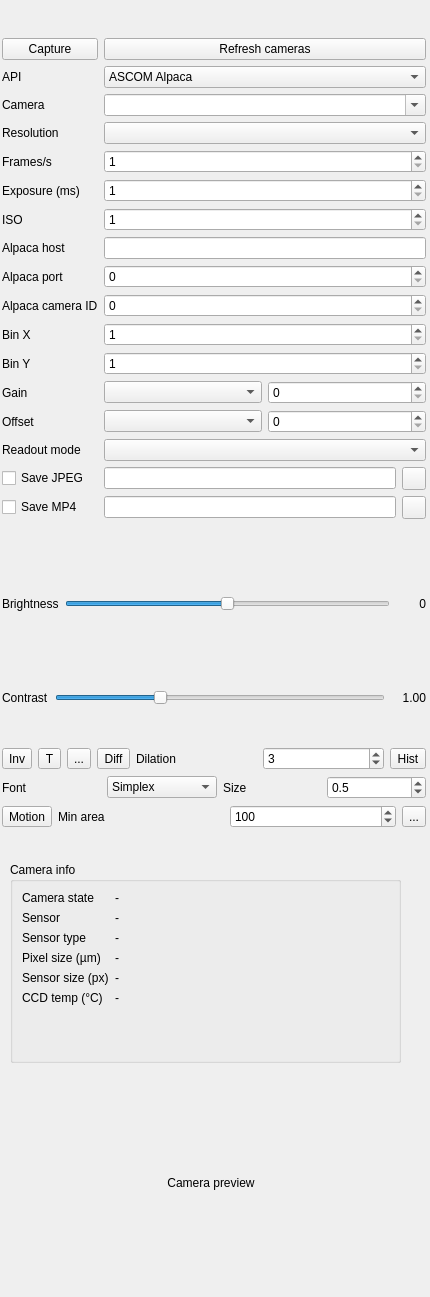
Before: the Qt Designer form plugins/feature/camera/cameragui.ui in srcejon/sdrangel, drawn with Qt 5.
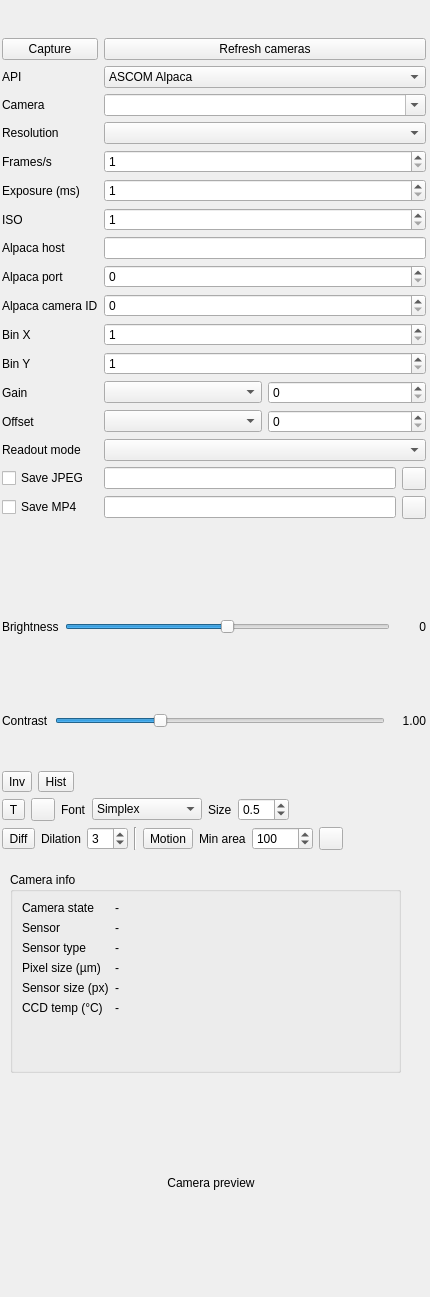
After: the same form once the commit is applied. Icons and pictures are not drawn. Custom widgets are drawn as their Qt base class.

```diff
--- a/plugins/feature/camera/cameragui.ui
+++ b/plugins/feature/camera/cameragui.ui
@@ -347,7 +347,7 @@
    <property name="geometry">
     <rect>
      <x>0</x>
-     <y>558</y>
+     <y>580</y>
      <width>428</width>
      <height>272</height>
     </rect>
@@ -405,7 +405,7 @@
          <string>0</string>
         </property>
         <property name="alignment">
-         <set>Qt::AlignRight|Qt::AlignVCenter</set>
+         <set>Qt::AlignmentFlag::AlignRight|Qt::AlignmentFlag::AlignTrailing|Qt::AlignmentFlag::AlignVCenter</set>
         </property>
        </widget>
       </item>
@@ -448,7 +448,7 @@
          <string>1.00</string>
         </property>
         <property name="alignment">
-         <set>Qt::AlignRight|Qt::AlignVCenter</set>
+         <set>Qt::AlignmentFlag::AlignRight|Qt::AlignmentFlag::AlignTrailing|Qt::AlignmentFlag::AlignVCenter</set>
         </property>
        </widget>
       </item>
@@ -467,6 +467,33 @@
        </widget>
       </item>
       <item>
+       <widget class="QToolButton" name="histogramButton">
+        <property name="toolTip">
+         <string>Show histogram</string>
+        </property>
+        <property name="text">
+         <string>Hist</string>
+        </property>
+       </widget>
+      </item>
+      <item>
+       <spacer name="horizontalSpacer_2">
+        <property name="orientation">
+         <enum>Qt::Orientation::Horizontal</enum>
+        </property>
+        <property name="sizeHint" stdset="0">
+         <size>
+          <width>40</width>
+          <height>20</height>
+         </size>
+        </property>
+       </spacer>
+      </item>
+     </layout>
+    </item>
+    <item>
+     <layout class="QHBoxLayout" name="fontLayout">
+      <item>
        <widget class="ButtonSwitch" name="overlayDateTimeButton">
         <property name="toolTip">
          <string>Overlay date and time</string>
@@ -482,57 +509,10 @@
          <string>Select date/time text colour</string>
         </property>
         <property name="text">
-         <string>...</string>
+         <string/>
         </property>
        </widget>
       </item>
-      <item>
-       <widget class="ButtonSwitch" name="diffMaskButton">
-        <property name="toolTip">
-         <string>Show differences from previous image</string>
-        </property>
-        <property name="text">
-         <string>Diff</string>
-        </property>
-       </widget>
-      </item>
-      <item>
-       <widget class="QLabel" name="dilationLabel">
-        <property name="text">
-         <string>Dilation</string>
-        </property>
-       </widget>
-      </item>
-      <item>
-       <widget class="QSpinBox" name="dilationSpin">
-        <property name="toolTip">
-         <string>Dilation kernel size for diff mask</string>
-        </property>
-        <property name="minimum">
-         <number>0</number>
-        </property>
-        <property name="maximum">
-         <number>20</number>
-        </property>
-        <property name="value">
-         <number>3</number>
-        </property>
-       </widget>
-      </item>
-      <item>
-       <widget class="QToolButton" name="histogramButton">
-        <property name="toolTip">
-         <string>Show histogram</string>
-        </property>
-        <property name="text">
-         <string>Hist</string>
-        </property>
-       </widget>
-      </item>
-     </layout>
-    </item>
-    <item>
-     <layout class="QHBoxLayout" name="fontLayout">
       <item>
        <widget class="QLabel" name="overlayFontLabel">
         <property name="text">
@@ -603,7 +583,7 @@
          <double>0.300000000000000</double>
         </property>
         <property name="maximum">
-         <double>3.000000000000000</double>
+         <double>10.000000000000000</double>
         </property>
         <property name="singleStep">
          <double>0.100000000000000</double>
@@ -616,10 +596,63 @@
         </property>
        </widget>
       </item>
+      <item>
+       <spacer name="horizontalSpacer">
+        <property name="orientation">
+         <enum>Qt::Orientation::Horizontal</enum>
+        </property>
+        <property name="sizeHint" stdset="0">
+         <size>
+          <width>40</width>
+          <height>20</height>
+         </size>
+        </property>
+       </spacer>
+      </item>
      </layout>
     </item>
     <item>
      <layout class="QHBoxLayout" name="motionLayout">
+      <item>
+       <widget class="ButtonSwitch" name="diffMaskButton">
+        <property name="toolTip">
+         <string>Show differences from previous image</string>
+        </property>
+        <property name="text">
+         <string>Diff</string>
+        </property>
+       </widget>
+      </item>
+      <item>
+       <widget class="QLabel" name="dilationLabel">
+        <property name="text">
+         <string>Dilation</string>
+        </property>
+       </widget>
+      </item>
+      <item>
+       <widget class="QSpinBox" name="dilationSpin">
+        <property name="toolTip">
+         <string>Dilation kernel size for diff mask</string>
+        </property>
+        <property name="minimum">
+         <number>0</number>
+        </property>
+        <property name="maximum">
+         <number>20</number>
+        </property>
+        <property name="value">
+         <number>3</number>
+        </property>
+       </widget>
+      </item>
+      <item>
+       <widget class="Line" name="line">
+        <property name="orientation">
+         <enum>Qt::Orientation::Vertical</enum>
+        </property>
+       </widget>
+      </item>
       <item>
        <widget class="ButtonSwitch" name="motionDetectButton">
         <property name="toolTip">
@@ -659,10 +692,23 @@
          <string>Select bounding box colour</string>
         </property>
         <property name="text">
-         <string>...</string>
+         <string/>
         </property>
        </widget>
       </item>
+      <item>
+       <spacer name="horizontalSpacer_3">
+        <property name="orientation">
+         <enum>Qt::Orientation::Horizontal</enum>
+        </property>
+        <property name="sizeHint" stdset="0">
+         <size>
+          <width>40</width>
+          <height>20</height>
+         </size>
+        </property>
+       </spacer>
+      </item>
      </layout>
     </item>
    </layout>
@@ -671,7 +717,7 @@
    <property name="geometry">
     <rect>
      <x>10</x>
-     <y>862</y>
+     <y>872</y>
      <width>391</width>
      <height>201</height>
     </rect>
@@ -791,6 +837,18 @@
     </sizepolicy>
    </property>
    <layout class="QHBoxLayout" name="horizontalLayout">
+    <property name="leftMargin">
+     <number>0</number>
+    </property>
+    <property name="topMargin">
+     <number>0</number>
+    </property>
+    <property name="rightMargin">
+     <number>0</number>
+    </property>
+    <property name="bottomMargin">
+     <number>0</number>
+    </property>
     <item>
      <widget class="ScaledImage" name="imageLabel">
       <property name="sizePolicy">
```
Left out of the diff: 10 changed lines with no effect on the pictures.
